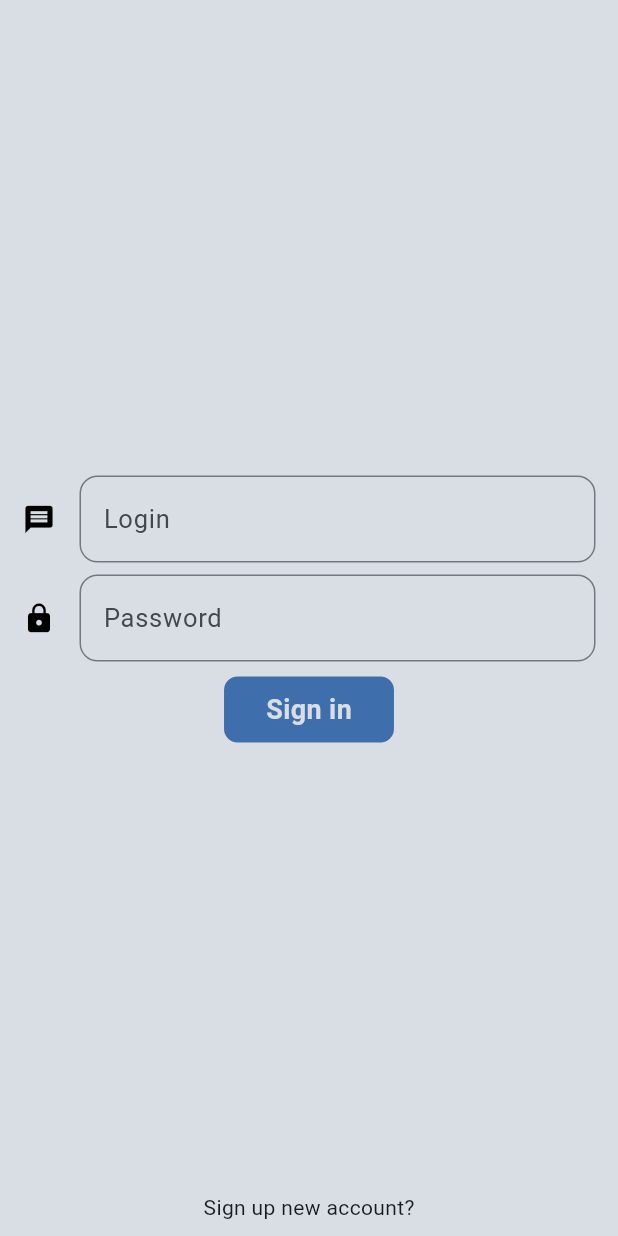
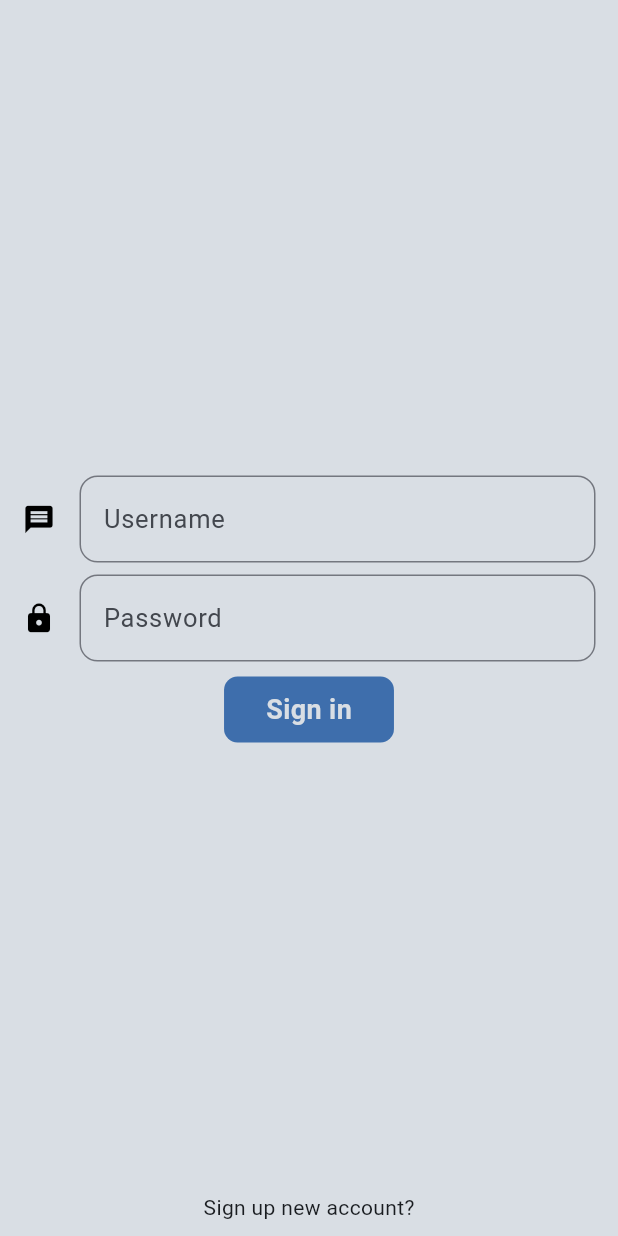
Before and after one commit to haidang93/code_01, a Flutter app: the screen it shows after launch, on a phone screen of 412 x 824 dp. Run offline on Flutter 3.47's test engine with Material 3 defaults, Android fonts, the phone set to English and light mode, and no system bars; our stand-ins replace toastification.

```diff
--- a/login_flow/lib/login_flow/screen/login_screen.dart
+++ b/login_flow/lib/login_flow/screen/login_screen.dart
@@ -1,8 +1,7 @@
 import 'package:flutter/material.dart';
 import 'package:login_flow/app_colors.dart';
-import 'package:login_flow/login_flow/screen/home_screen_proposal.dart';
+import 'package:login_flow/login_flow/controller/login_screen_controller.dart';
 import 'package:login_flow/login_flow/widget/form_widget.dart';
-import 'package:login_flow/login_flow/widget/toast_customize.dart';
 
 class LoginScreen extends StatefulWidget {
   const LoginScreen({super.key});
@@ -14,7 +13,22 @@ class LoginScreen extends StatefulWidget {
 }
 
 class _LoginScreen extends State<LoginScreen> {
-  bool isLoadingLogin = false;
+  bool isLoading = false;
+  bool isLogin = true;
+
+  LoginScreenController controller = LoginScreenController();
+
+  @override
+  void initState() {
+    super.initState();
+    controller.initController();
+  }
+
+  @override
+  void dispose() {
+    super.dispose();
+    controller.disposeController();
+  }
 
   @override
   Widget build(BuildContext context) {
@@ -26,32 +40,15 @@ class _LoginScreen extends State<LoginScreen> {
         child: Column(
           children: [
             Expanded(child: Container()),
-            FormWidget(
-              hintText: 'Login',
-              icon: const Icon(
-                Icons.message,
-                size: 22.0,
-                color: Colors.black,
-              ),
-              onChangedFuntion: null,
-            ),
-            FormWidget(
-              hintText: 'Password',
-              icon: const Icon(
-                Icons.lock,
-                size: 22.0,
-                color: Colors.black,
-              ),
-              onChangedFuntion: null,
-            ),
+            formWidget(),
             Container(
               margin: const EdgeInsets.only(top: 10),
-              child: isLoadingLogin
+              child: isLoading
                   ? const CircularProgressIndicator()
                   : GestureDetector(
                       onTap: () {
                         setState(() {
-                          isLoadingLogin = !isLoadingLogin;
+                          isLoading = !isLoading;
                         });
                       },
                       child: Container(
@@ -61,9 +58,9 @@ class _LoginScreen extends State<LoginScreen> {
                         ),
                         padding: const EdgeInsets.symmetric(
                             horizontal: 28, vertical: 9),
-                        child: const Text(
-                          "Sign in",
-                          style: TextStyle(
+                        child: Text(
+                          isLogin ? "Sign in" : "Sign up",
+                          style: const TextStyle(
                               fontSize: 18,
                               fontWeight: FontWeight.bold,
                               color: AppColor.background),
@@ -73,15 +70,17 @@ class _LoginScreen extends State<LoginScreen> {
             ),
             Expanded(child: Container()),
             GestureDetector(
-              child: const Text("Sign up new account?"),
+              child: Text(
+                  isLogin ? "Sign up new account?" : "Sign in with account"),
               onTap: () {
-                ToastCusomize.showToast(
-                    context: context,
-                    title: "Test",
-                    message: "Hello Minh Hieu is sleeping ?",
-                    isError: true);
-                Navigator.push(context,
-                    MaterialPageRoute(builder: (_) => const HomeScreen()));
+                // ToastCusomize.showToast(
+                //     context: context,
+                //     title: "Test",
+                //     message: "Hello Minh Hieu is sleeping ?",
+                //     isError: true);
+                setState(() {
+                  isLogin = !isLogin;
+                });
               },
             ),
           ],
@@ -89,4 +88,23 @@ class _LoginScreen extends State<LoginScreen> {
       )),
     );
   }
+
+  Widget formWidget() {
+    if (isLogin) {
+      return Column(
+        children: controller.loginForm
+            .map((e) => FormWidget(
+                  adapter: e,
+                ))
+            .toList(),
+      );
+    }
+    return Column(
+      children: controller.signUpFrom
+          .map((e) => FormWidget(
+                adapter: e,
+              ))
+          .toList(),
+    );
+  }
 }
--- a/login_flow/lib/login_flow/widget/form_widget.dart
+++ b/login_flow/lib/login_flow/widget/form_widget.dart
@@ -1,22 +1,16 @@
 import 'package:flutter/material.dart';
+import 'package:login_flow/utils/adapter_textField.dart';
 
 // ignore: must_be_immutable
 class FormWidget extends StatefulWidget {
-  TextEditingController? controller;
+  ApdaterTextField adapter;
   dynamic onChangedFuntion;
-  Widget? icon;
-  String? hintText;
+
   EdgeInsetsGeometry? margin;
 
   FormWidget(
       {super.key,
-      this.controller,
-      this.hintText = "Enter your  code",
-      this.icon = const Icon(
-        Icons.lock,
-        size: 22.0,
-        color: Colors.black,
-      ),
+      required this.adapter,
       this.margin = const EdgeInsets.only(top: 8),
       this.onChangedFuntion});
 
@@ -32,15 +26,15 @@ class _FormWidget extends State<FormWidget> {
     return Container(
       margin: widget.margin,
       child: TextField(
-        controller: widget.controller,
+        controller: widget.adapter.textController,
         onChanged: widget.onChangedFuntion,
         style: const TextStyle(fontSize: 16.0, color: Colors.black),
         decoration: InputDecoration(
           border: OutlineInputBorder(
             borderRadius: BorderRadius.circular(12),
           ),
-          icon: widget.icon,
-          hintText: widget.hintText,
+          icon: widget.adapter.icon,
+          hintText: widget.adapter.hintText,
           hintStyle: const TextStyle(fontSize: 17.0),
         ),
         textInputAction: TextInputAction.go,
--- /dev/null
+++ b/login_flow/lib/utils/adapter_textField.dart
@@ -0,0 +1,11 @@
+import 'package:flutter/material.dart';
+
+class ApdaterTextField {
+  String hintText;
+  dynamic icon;
+  TextEditingController textController;
+  ApdaterTextField(
+      {required this.hintText,
+      required this.icon,
+      required this.textController});
+}
```
Also changed, not shown: login_flow/lib/login_flow/controller/login_screen_controller.dart (added, +88 -0 lines).
